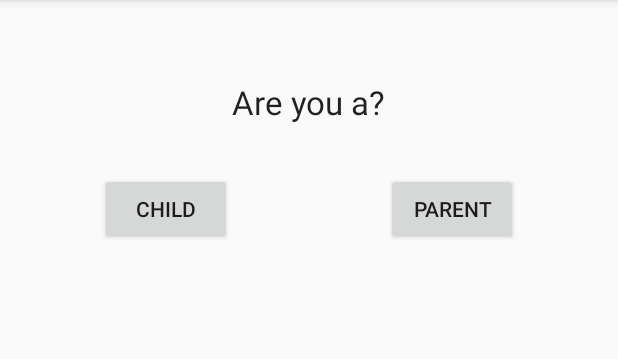
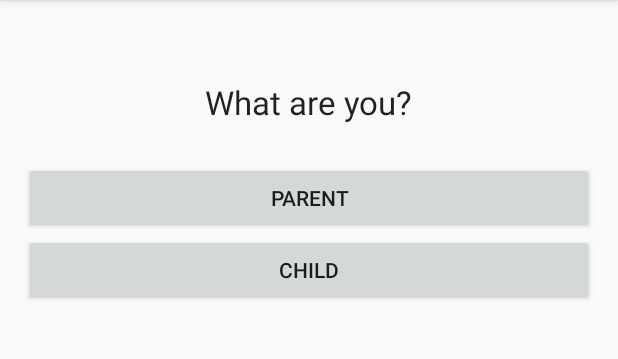
Before and after one commit to patrickedelen/Curfewer, an Android app: the screen it shows after launch (IdentitySelect), on a phone screen of 412 x 824 dp, the part 84-443 px from its top. Run offline under Robolectric (Android 15) with nearby library versions, the phone set to English and light mode, and no system bars.

```diff
--- a/Curfewer/app/build.gradle
+++ b/Curfewer/app/build.gradle
@@ -5,7 +5,7 @@ android {
         config {
             keyAlias 'Curfewer'
             keyPassword 'bu5tAnut'
-            storeFile file('C:/Users/Patrick-XPS/AndroidStudioProjects/Curfewer/Keys.jks')
+            storeFile file('C:/Users/Mitch/AndroidStudioProjects/Curfewer/Curfewer/Keys.jks')
             storePassword 'bu5tAnut'
         }
     }
@@ -43,4 +43,5 @@ dependencies {
 
 
 
+
 apply plugin: 'com.google.gms.google-services'
--- a/Curfewer/app/src/main/java/com/pedelen/curfewer/curfewer/IdentitySelect.java
+++ b/Curfewer/app/src/main/java/com/pedelen/curfewer/curfewer/IdentitySelect.java
@@ -1,19 +1,51 @@
 package com.pedelen.curfewer.curfewer;
 
+import android.content.Context;
 import android.content.Intent;
+import android.content.SharedPreferences;
 import android.support.v7.app.AppCompatActivity;
 import android.os.Bundle;
 import android.view.View;
+import android.util.Log;
+
+import java.io.FileOutputStream;
 
 public class IdentitySelect extends AppCompatActivity {
 
+    public static String role;
+    public static final String PREFS = "test_prefs";
     @Override
     protected void onCreate(Bundle savedInstanceState) {
+        SharedPreferences getRole = getSharedPreferences(PREFS, 0);
+        String user_role = getRole.getString("user_role", "nothing, bitch");
+        Log.d("test",user_role);
+        if(user_role.equals("child") || user_role.equals("parent")){
+            Log.d("test","test2");
+            role = user_role;
+            changeToAuth();
+        }
+
         super.onCreate(savedInstanceState);
         setContentView(R.layout.activity_identity_select);
     }
 
-    public void changeToAuth(View v) {
+    public void changeToAuth() {
+        SharedPreferences test_pref = getSharedPreferences(PREFS, 0);
+        SharedPreferences.Editor editor = test_pref.edit();
+        editor.putString("user_role", role);
+        editor.commit();
+
         startActivity(new Intent(IdentitySelect.this, oAuthActivity.class));
     }
+
+    public void setChild(View v){
+        //Log.d("debug", "Child Called");
+        role = "child";
+        changeToAuth();
+    }
+
+    public void setParent(View v){
+        role = "parent";
+        changeToAuth();
+    }
 }
--- a/Curfewer/app/src/main/res/layout/activity_identity_select.xml
+++ b/Curfewer/app/src/main/res/layout/activity_identity_select.xml
@@ -10,31 +10,30 @@
     tools:context="com.pedelen.curfewer.curfewer.IdentitySelect">
 
     <Button
-        android:layout_width="wrap_content"
+        android:layout_width="match_parent"
         android:layout_height="wrap_content"
         android:text="Child"
         android:id="@+id/button"
-        android:layout_marginTop="99dp"
-        android:layout_alignParentTop="true"
-        android:layout_toLeftOf="@+id/textView2"
-        android:layout_toStartOf="@+id/textView2"
-        android:onClick="changeToAuth"/>
+        android:onClick="setChild"
+        android:layout_below="@+id/button2"
+        android:layout_alignLeft="@+id/button2"
+        android:layout_alignStart="@+id/button2" />
 
     <Button
-        android:layout_width="wrap_content"
+        android:layout_width="match_parent"
         android:layout_height="wrap_content"
         android:text="Parent"
         android:id="@+id/button2"
-        android:layout_alignTop="@+id/button"
-        android:layout_toRightOf="@+id/textView2"
-        android:layout_toEndOf="@+id/textView2"
-        android:onClick="changeToAuth"/>
+        android:onClick="setParent"
+        android:layout_below="@+id/textView2"
+        android:layout_centerHorizontal="true"
+        android:layout_marginTop="25dp" />
 
     <TextView
         android:layout_width="wrap_content"
         android:layout_height="wrap_content"
         android:textAppearance="?android:attr/textAppearanceLarge"
-        android:text="Are you a?"
+        android:text="What are you?"
         android:id="@+id/textView2"
         android:layout_alignParentTop="true"
         android:layout_centerHorizontal="true"
```
Also changed, not shown: Curfewer/app/src/main/java/com/pedelen/curfewer/curfewer/MyJSON.java (added, +47 -0 lines), Curfewer/app/src/main/java/com/pedelen/curfewer/curfewer/oAuthActivity.java (+10 -1 lines), Curfewer/app/src/main/res/layout/activity_o_auth.xml (+8 -1 lines).
